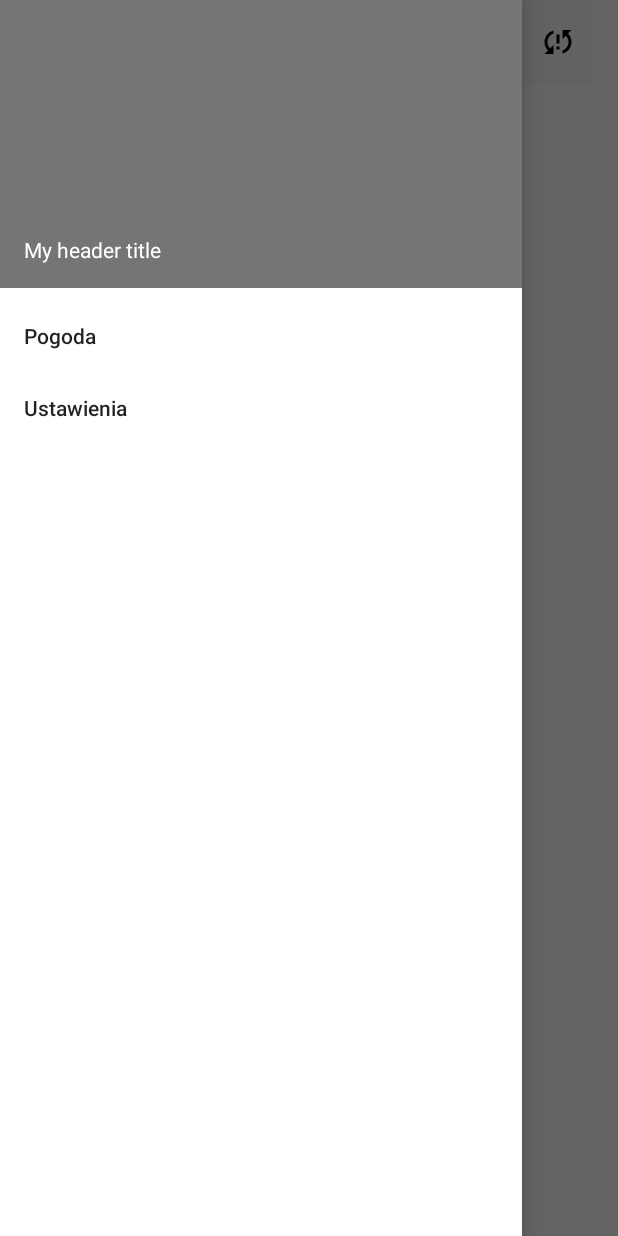
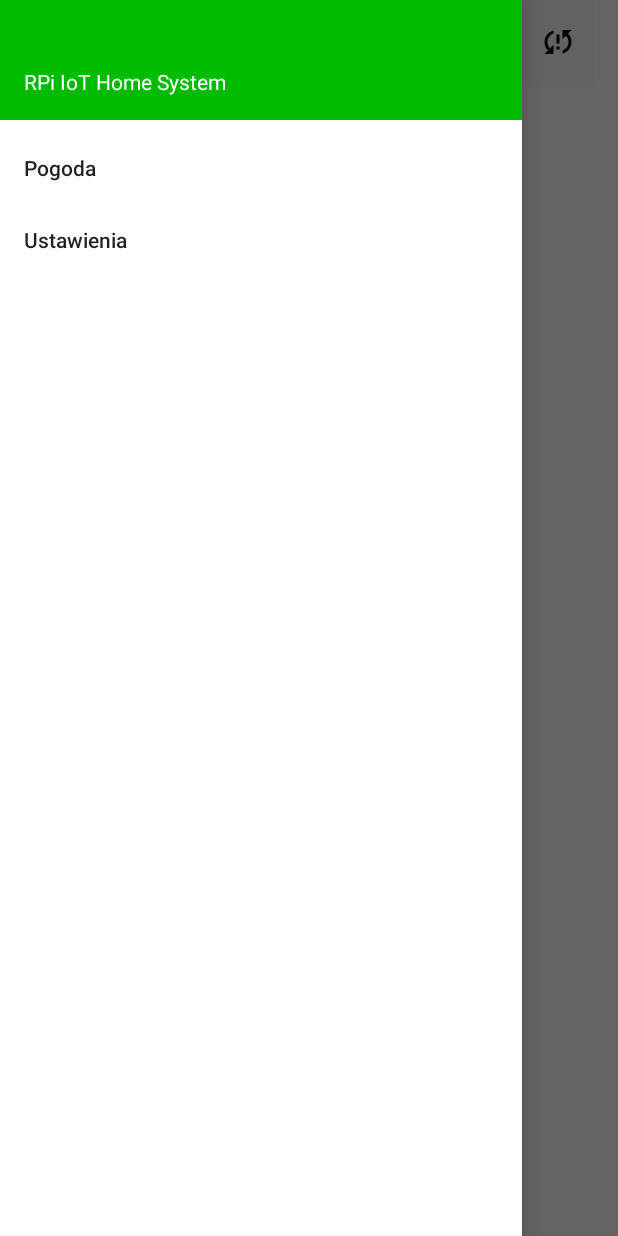
Before and after one commit to pawbla/AndroidHomeApp, an Android app: the screen it shows after launch (MainActivity), with the side drawer open, on a phone screen of 412 x 824 dp. Run offline under Robolectric (Android 15) with nearby library versions, the phone set to English and light mode, and no system bars.

Commit message:
Fix in command prompt, add header

```diff
--- a/app/src/main/java/service/rpi/com/piramidka/webservice/RegisterUser_WebServiceConnector.java
+++ b/app/src/main/java/service/rpi/com/piramidka/webservice/RegisterUser_WebServiceConnector.java
@@ -25,11 +25,11 @@ public class RegisterUser_WebServiceConnector extends WebServiceConnector {
             switch (response.get(0)) {
                 //Response code 200 - user registered successfully
                 case "200":
-                    msg = "To urządzenie zostało już zarejestrowane.";
+                    msg = "Urządzenie zostało zarejestrowane.";
                     break;
                 //User probably add into db
                 case "409":
-                    msg = "Nie można zarejestrować użytkownika.";
+                    msg = "Nie można zarejestrować użytkownika.\nTo użądzenie prawdopodobnie zostało już zarejestrowane";
                     break;
                 //No internet connection with serwice
                 case "0":
--- a/app/src/main/java/service/rpi/com/piramidka/webservice/WebServiceConnector.java
+++ b/app/src/main/java/service/rpi/com/piramidka/webservice/WebServiceConnector.java
@@ -140,9 +140,7 @@ public class WebServiceConnector extends AsyncTask<String, Void, List<String>> {
         Log.d("Apps WebServiceHandler","doInBackground. Params length: " + params.length);
         response.add(0, "");
         response.add(1, "");
-        //192.168.1.60
         try {
-            //192.168.1.60
             URL url = new URL("http://" + iP + ":8080/" + params[0]);
             Log.d("Apps WebServiceHandler", "doInBackground - 1");
             connection = (HttpURLConnection) url.openConnection();
--- a/app/src/main/res/layout/nav_header.xml
+++ b/app/src/main/res/layout/nav_header.xml
@@ -1,8 +1,9 @@
 <?xml version="1.0" encoding="utf-8"?>
 <LinearLayout xmlns:android="http://schemas.android.com/apk/res/android"
+    xmlns:app="http://schemas.android.com/apk/res-auto"
     android:layout_width="match_parent"
-    android:layout_height="192dp"
-    android:background="?android:attr/colorPrimaryDark"
+    android:layout_height="80dp"
+    android:background="@color/rpiAppColor"
     android:padding="16dp"
     android:theme="@style/ThemeOverlay.AppCompat.Dark"
     android:orientation="vertical"
@@ -11,7 +12,7 @@
     <TextView
         android:layout_width="match_parent"
         android:layout_height="wrap_content"
-        android:text="My header title"
+        android:text="@string/nameApp"
         android:textAppearance="@style/TextAppearance.AppCompat.Body1"/>
 
 </LinearLayout>
--- a/app/src/main/res/values/colors.xml
+++ b/app/src/main/res/values/colors.xml
@@ -3,6 +3,7 @@
     <color name="colorPrimary">#3F51B5</color>
     <color name="colorPrimaryDark">#303F9F</color>
     <color name="colorAccent">#FF4081</color>
+    <color name="rpiAppColor">#00BB00</color>
 
     <!-- WEATHER COLORS-->
     <color name="tabBackError">#FF0000</color>
--- a/app/src/main/res/values/strings.xml
+++ b/app/src/main/res/values/strings.xml
@@ -1,5 +1,5 @@
 <resources>
-    <string name="app_name">PiRaMidka</string>
+    <string name="app_name">IoT Home</string>
     <string name="weatherMenu">Pogoda</string>
     <string name="settingsMenu">Ustawienia</string>
 
```
